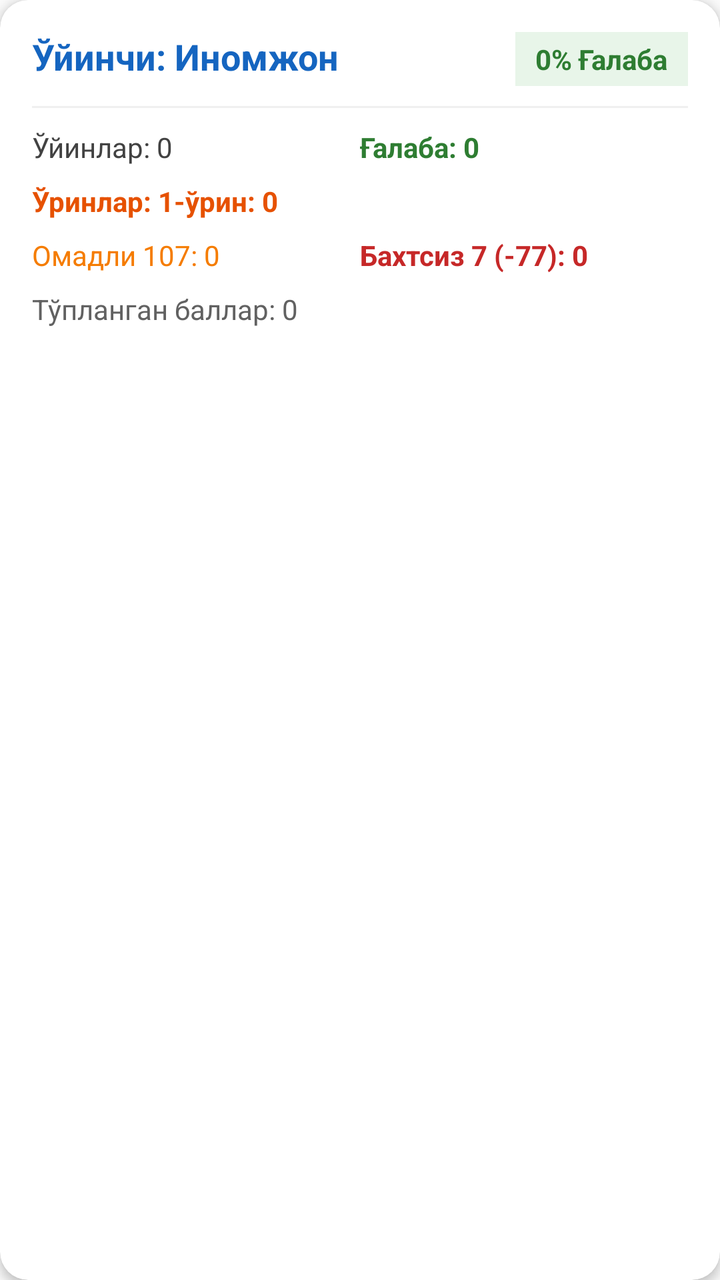
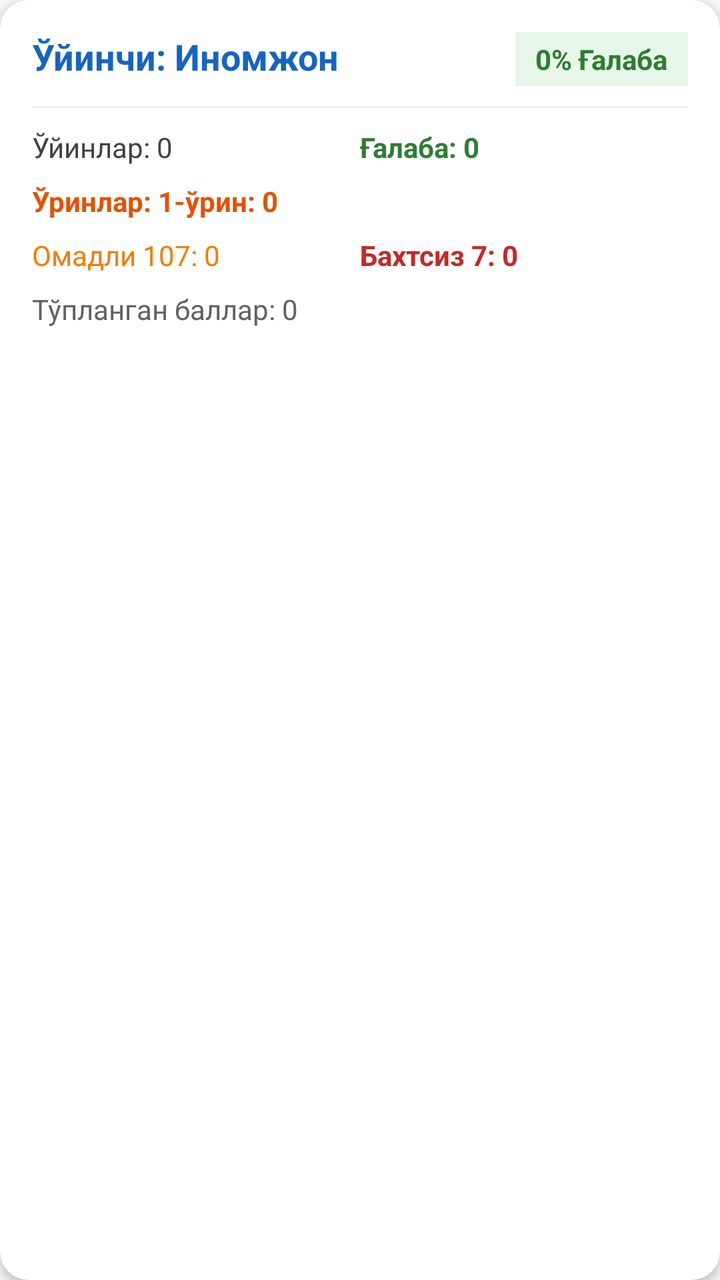

Screens rendered from an Android XML layout before and after an edit, with the pre-edit source and the edit as a unified diff.
<!-- AndroidManifest.xml: application theme Theme.Hisob -->
<!-- res/layout/item_stat.xml -->
<?xml version="1.0" encoding="utf-8"?>
<androidx.cardview.widget.CardView xmlns:android="http://schemas.android.com/apk/res/android"
    xmlns:app="http://schemas.android.com/apk/res-auto"
    android:layout_width="match_parent"
    android:layout_height="wrap_content"
    android:layout_marginHorizontal="12dp"
    android:layout_marginVertical="6dp"
    app:cardCornerRadius="14dp"
    app:cardElevation="3dp"
    app:cardBackgroundColor="#FFFFFF">

    <LinearLayout
        android:layout_width="match_parent"
        android:layout_height="wrap_content"
        android:orientation="vertical"
        android:padding="16dp">

        
        <RelativeLayout
            android:layout_width="match_parent"
            android:layout_height="wrap_content">

            <TextView
                android:id="@+id/tvStatName"
                android:layout_width="wrap_content"
                android:layout_height="wrap_content"
                android:layout_alignParentStart="true"
                android:layout_toStartOf="@id/tvWinRate"
                android:text="Ўйинчи: Иномжон"
                android:textColor="#1565C0"
                android:textSize="18sp"
                android:textStyle="bold" />

            <TextView
                android:id="@+id/tvWinRate"
                android:layout_width="wrap_content"
                android:layout_height="wrap_content"
                android:layout_alignParentEnd="true"
                android:background="#E8F5E9"
                android:textColor="#2E7D32"
                android:textSize="14sp"
                android:textStyle="bold"
                android:paddingHorizontal="10dp"
                android:paddingVertical="4dp"
                android:text="0% Ғалаба" />
        </RelativeLayout>

        <View
            android:layout_width="match_parent"
            android:layout_height="1dp"
            android:background="#F0F0F0"
            android:layout_marginVertical="10dp" />

        
        <LinearLayout
            android:layout_width="match_parent"
            android:layout_height="wrap_content"
            android:orientation="horizontal">

            <TextView
                android:id="@+id/tvStatGames"
                android:layout_width="0dp"
                android:layout_height="wrap_content"
                android:layout_weight="1"
                android:text="Ўйинлар: 0"
                android:textColor="#424242"
                android:textSize="14sp" />

            <TextView
                android:id="@+id/tvStatWins"
                android:layout_width="0dp"
                android:layout_height="wrap_content"
                android:layout_weight="1"
                android:text="Ғалаба: 0"
                android:textColor="#2E7D32"
                android:textSize="14sp"
                android:textStyle="bold" />
        </LinearLayout>

        
        <TextView
            android:id="@+id/tvStatRank"
            android:layout_width="match_parent"
            android:layout_height="wrap_content"
            android:layout_marginTop="8dp"
            android:text="Ўринлар: 1-ўрин: 0"
            android:textColor="#E65100"
            android:textSize="14sp"
            android:textStyle="bold" />

        
        <LinearLayout
            android:layout_width="match_parent"
            android:layout_height="wrap_content"
            android:orientation="horizontal"
            android:layout_marginTop="8dp">

            <TextView
                android:id="@+id/tvStat107"
                android:layout_width="0dp"
                android:layout_height="wrap_content"
                android:layout_weight="1"
                android:text="Омадли 107: 0"
                android:textColor="#F57C00"
                android:textSize="14sp" />

            <TextView
                android:id="@+id/tvStat77"
                android:layout_width="0dp"
                android:layout_height="wrap_content"
                android:layout_weight="1"
                android:text="Бахтсиз 7 (-77): 0"
                android:textColor="#C62828"
                android:textSize="14sp"
                android:textStyle="bold" />
        </LinearLayout>

        
        <TextView
            android:id="@+id/tvStatPoints"
            android:layout_width="match_parent"
            android:layout_height="wrap_content"
            android:layout_marginTop="8dp"
            android:text="Тўпланган баллар: 0"
            android:textColor="#616161"
            android:textSize="14sp" />

    </LinearLayout>
</androidx.cardview.widget.CardView>
<!-- resources referenced by this layout -->
<resources>
  <style name="Theme.Hisob" parent="Base.Theme.Hisob" />
  <style name="Base.Theme.Hisob" parent="Theme.MaterialComponents.DayNight.NoActionBar.Bridge">
          
          
      </style>
</resources>

<!-- the commit's change to res/layout/item_stat.xml (unified diff, before → after) -->
@@ -109,7 +109,7 @@
                 android:layout_width="0dp"
                 android:layout_height="wrap_content"
                 android:layout_weight="1"
-                android:text="Бахтсиз 7 (-77): 0"
+                android:text="Бахтсиз 7: 0"
                 android:textColor="#C62828"
                 android:textSize="14sp"
                 android:textStyle="bold" />
